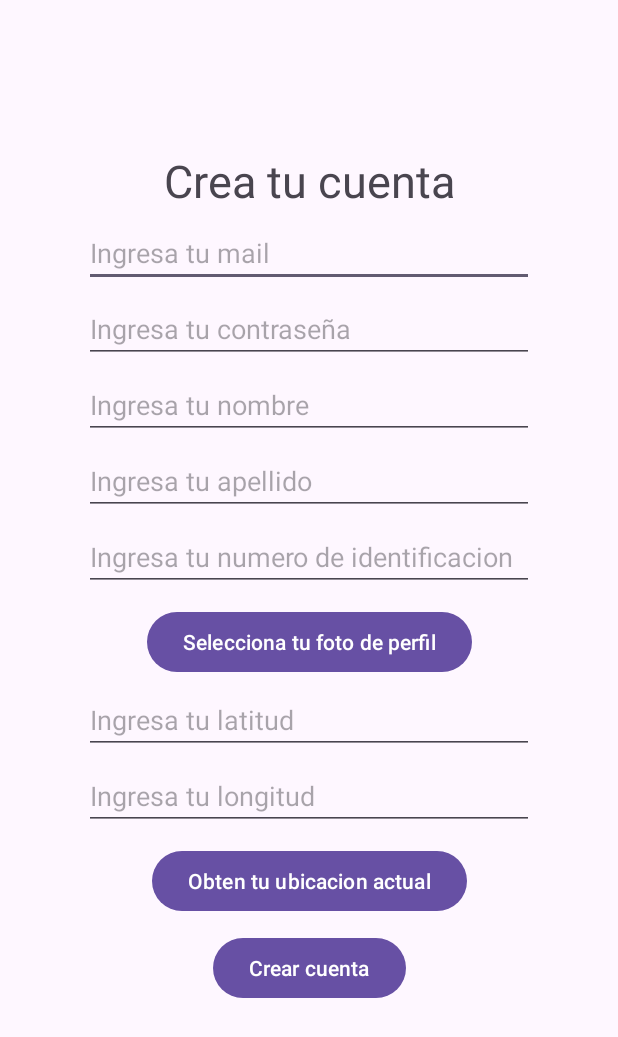
After one commit to RenatoNegrete/taller3-firebase, an Android app: the CrearCuentaActivity screen opened directly, with no data from a screen before it, on a phone screen of 412 x 824 dp. The commit adds this screen. Shown: the top 1037 px of the screen. Run offline under Robolectric (Android 15) with nearby library versions, the phone set to English and light mode, and no system bars; our stand-ins replace Firebase (no records; nobody signed in at launch, a user with empty details on screens opened directly).

Commit message:
iniciar sesion y crear cuenta

```diff
--- /dev/null
+++ b/app/src/main/java/com/example/taller3_firebase/CrearCuentaActivity.kt
@@ -0,0 +1,155 @@
+package com.example.taller3_firebase
+
+import android.content.Intent
+import android.content.pm.PackageManager
+import android.location.Location
+import android.net.Uri
+import android.os.Bundle
+import android.Manifest
+import android.widget.EditText
+import android.widget.Toast
+import androidx.activity.result.contract.ActivityResultContracts
+import androidx.appcompat.app.AppCompatActivity
+import androidx.core.app.ActivityCompat
+import com.example.taller3_firebase.databinding.ActivityCrearCuentaBinding
+import com.google.android.gms.location.FusedLocationProviderClient
+import com.google.android.gms.location.LocationServices
+import com.google.android.gms.maps.model.LatLng
+import com.google.firebase.Firebase
+import com.google.firebase.auth.FirebaseAuth
+import com.google.firebase.auth.auth
+import com.google.firebase.database.FirebaseDatabase
+import java.util.logging.Logger
+import java.util.regex.Matcher
+import java.util.regex.Pattern
+
+class CrearCuentaActivity : AppCompatActivity() {
+    private lateinit var binding: ActivityCrearCuentaBinding
+    private lateinit var mAuth: FirebaseAuth
+    private lateinit var fusedLocationClient: FusedLocationProviderClient
+
+    private val VALID_EMAIL_ADDRESS_REGEX =
+        Pattern.compile("[A-Z0-9._%+-]+@[A-Z0-9.-]+\\.[A-Z]{2,6}$", Pattern.CASE_INSENSITIVE)
+    private val TAG = MainActivity::class.java.name
+    private val logger = Logger.getLogger(TAG)
+
+    lateinit var emailEdit: EditText
+    lateinit var passEdit: EditText
+    lateinit var latEdit: EditText
+    lateinit var longEdit: EditText
+
+    private val LOCATION_PERMISSION_ID = 103
+    var locationPerm = Manifest.permission.ACCESS_FINE_LOCATION
+
+    private val galleryActivityResultLauncher = registerForActivityResult(
+        ActivityResultContracts.StartActivityForResult()) { result ->
+        if (result.resultCode == RESULT_OK) {
+            val imageUri: Uri? = result.data!!.data
+            logger.info("Image loaded successfully")
+        }
+    }
+
+    override fun onCreate(savedInstanceState: Bundle?) {
+        super.onCreate(savedInstanceState)
+        binding = ActivityCrearCuentaBinding.inflate(layoutInflater)
+        setContentView(binding.root)
+
+        val singUpbtn = binding.signUp
+        val imagenbtn = binding.image
+        val ubicacionbtn = binding.ubicacion
+        emailEdit = binding.mail
+        passEdit = binding.password
+        latEdit = binding.latitud
+        longEdit = binding.longitud
+
+        fusedLocationClient = LocationServices.getFusedLocationProviderClient(this)
+        mAuth = Firebase.auth
+
+        imagenbtn.setOnClickListener {
+            val pickGalleryImage = Intent(Intent.ACTION_PICK)
+            pickGalleryImage.type = "image/*"
+            galleryActivityResultLauncher.launch(pickGalleryImage)
+        }
+
+        ubicacionbtn.setOnClickListener {
+            getCurrentLocation()
+        }
+
+        singUpbtn.setOnClickListener {
+            signUp()
+        }
+    }
+
+    private fun signUp() {
+        val email = emailEdit.text.toString()
+        val pass = passEdit.text.toString()
+        val name = binding.name.text.toString()
+        val apellido = binding.lastname.text.toString()
+        val identificacion = binding.idNum.text.toString()
+        val lat = latEdit.text.toString()
+        val long = longEdit.text.toString()
+
+        if (name.isEmpty() || apellido.isEmpty() || identificacion.isEmpty() || lat.isEmpty() || long.isEmpty()) {
+            Toast.makeText(this, "Please fill out all fields", Toast.LENGTH_SHORT).show()
+            return
+        }
+
+        if (!isEmailValid(email)) {
+            Toast.makeText(this@CrearCuentaActivity, "Email is not a valid format", Toast.LENGTH_SHORT).show()
+            return
+        }
+        mAuth.createUserWithEmailAndPassword(email, pass).addOnCompleteListener(this) { task ->
+            if (task.isSuccessful) {
+                val user = mAuth.currentUser
+                val userId = user!!.uid
+                val database = FirebaseDatabase.getInstance().getReference("users")
+                val userInfo = mapOf(
+                    "email" to email,
+                    "name" to name,
+                    "lastname" to apellido,
+                    "identification" to identificacion,
+                    "latitude" to lat,
+                    "longitude" to long,
+                )
+                database.child(userId).setValue(userInfo).addOnCompleteListener {
+                    Toast.makeText(
+                        this@CrearCuentaActivity,
+                        String.format("The user %s is successfully registered", user.email),
+                        Toast.LENGTH_LONG
+                    ).show()
+                    val intent = Intent(this, MainActivity::class.java)
+                    startActivity(intent)
+                }.addOnFailureListener { e ->
+                    Toast.makeText(this@CrearCuentaActivity, e.message, Toast.LENGTH_LONG).show()
+                }
+            }
+        }.addOnFailureListener(this) { e ->
+            Toast.makeText(this@CrearCuentaActivity, e.message, Toast.LENGTH_LONG).show() }
+    }
+
+    private fun isEmailValid(emailStr: String?): Boolean {
+        val matcher: Matcher = VALID_EMAIL_ADDRESS_REGEX.matcher(emailStr)
+        return matcher.find()
+    }
+
+    private fun getCurrentLocation() {
+        if (ActivityCompat.checkSelfPermission(this, Manifest.permission.ACCESS_FINE_LOCATION) != PackageManager.PERMISSION_GRANTED) {
+            ActivityCompat.requestPermissions(this, arrayOf(Manifest.permission.ACCESS_FINE_LOCATION), 1)
+        } else {
+            // Si ya se tienen permisos, obtiene la última ubicación
+            fusedLocationClient.lastLocation.addOnSuccessListener { location: Location? ->
+                if (location != null) {
+                    val userLocation = LatLng(location.latitude, location.longitude)
+                    latEdit.setText(location.latitude.toString())
+                    longEdit.setText(location.longitude.toString())
+                } else {
+                    Toast.makeText(this, "No se pudo obtener la ubicación actual", Toast.LENGTH_SHORT).show()
+                    logger.warning("No se pudo obtener la ubicación actual")
+                }
+            }.addOnFailureListener { e ->
+                Toast.makeText(this, "Error al obtener la ubicación: ${e.message}", Toast.LENGTH_SHORT).show()
+                logger.warning("Error al obtener la ubicación: ${e.message}")
+            }
+        }
+    }
+}
--- /dev/null
+++ b/app/src/main/res/layout/activity_crear_cuenta.xml
@@ -0,0 +1,124 @@
+<?xml version="1.0" encoding="utf-8"?>
+<androidx.constraintlayout.widget.ConstraintLayout xmlns:android="http://schemas.android.com/apk/res/android"
+    xmlns:app="http://schemas.android.com/apk/res-auto"
+    xmlns:tools="http://schemas.android.com/tools"
+    android:id="@+id/main"
+    android:layout_width="match_parent"
+    android:layout_height="match_parent"
+    tools:context=".CrearCuentaActivity">
+
+    <TextView
+        android:id="@+id/text"
+        android:layout_width="wrap_content"
+        android:layout_height="wrap_content"
+        android:text="Crea tu cuenta"
+        app:layout_constraintStart_toStartOf="parent"
+        app:layout_constraintEnd_toEndOf="parent"
+        app:layout_constraintTop_toTopOf="parent"
+        android:layout_marginTop="100dp"
+        android:textSize="30sp"/>
+
+    <EditText
+        android:id="@+id/mail"
+        android:layout_width="300dp"
+        android:layout_height="wrap_content"
+        app:layout_constraintTop_toBottomOf="@+id/text"
+        app:layout_constraintStart_toStartOf="parent"
+        app:layout_constraintEnd_toEndOf="parent"
+        android:layout_marginTop="5dp"
+        android:hint="Ingresa tu mail"/>
+
+    <EditText
+        android:id="@+id/password"
+        android:layout_width="300dp"
+        android:layout_height="wrap_content"
+        app:layout_constraintTop_toBottomOf="@+id/mail"
+        app:layout_constraintStart_toStartOf="parent"
+        app:layout_constraintEnd_toEndOf="parent"
+        android:layout_marginTop="5dp"
+        android:hint="Ingresa tu contraseña"/>
+
+    <EditText
+        android:id="@+id/name"
+        android:layout_width="300dp"
+        android:layout_height="wrap_content"
+        app:layout_constraintTop_toBottomOf="@+id/password"
+        app:layout_constraintStart_toStartOf="parent"
+        app:layout_constraintEnd_toEndOf="parent"
+        android:layout_marginTop="5dp"
+        android:hint="Ingresa tu nombre"/>
+
+    <EditText
+        android:id="@+id/lastname"
+        android:layout_width="300dp"
+        android:layout_height="wrap_content"
+        app:layout_constraintTop_toBottomOf="@+id/name"
+        app:layout_constraintStart_toStartOf="parent"
+        app:layout_constraintEnd_toEndOf="parent"
+        android:layout_marginTop="5dp"
+        android:hint="Ingresa tu apellido"/>
+
+    <EditText
+        android:id="@+id/id_num"
+        android:layout_width="300dp"
+        android:layout_height="wrap_content"
+        app:layout_constraintTop_toBottomOf="@+id/lastname"
+        app:layout_constraintStart_toStartOf="parent"
+        app:layout_constraintEnd_toEndOf="parent"
+        android:layout_marginTop="5dp"
+        android:hint="Ingresa tu numero de identificacion"
+        android:inputType="number"/>
+
+    <Button
+        android:id="@+id/image"
+        android:layout_width="wrap_content"
+        android:layout_height="wrap_content"
+        app:layout_constraintStart_toStartOf="parent"
+        app:layout_constraintEnd_toEndOf="parent"
+        android:layout_marginTop="10dp"
+        app:layout_constraintTop_toBottomOf="@+id/id_num"
+        android:text="Selecciona tu foto de perfil"/>
+
+    <EditText
+        android:id="@+id/latitud"
+        android:layout_width="300dp"
+        android:layout_height="wrap_content"
+        app:layout_constraintTop_toBottomOf="@+id/image"
+        app:layout_constraintStart_toStartOf="parent"
+        app:layout_constraintEnd_toEndOf="parent"
+        android:layout_marginTop="5dp"
+        android:hint="Ingresa tu latitud"
+        android:inputType="number"/>
+
+    <EditText
+        android:id="@+id/longitud"
+        android:layout_width="300dp"
+        android:layout_height="wrap_content"
+        app:layout_constraintTop_toBottomOf="@+id/latitud"
+        app:layout_constraintStart_toStartOf="parent"
+        app:layout_constraintEnd_toEndOf="parent"
+        android:layout_marginTop="5dp"
+        android:hint="Ingresa tu longitud"
+        android:inputType="number"/>
+
+    <Button
+        android:id="@+id/ubicacion"
+        android:layout_width="wrap_content"
+        android:layout_height="wrap_content"
+        app:layout_constraintStart_toStartOf="parent"
+        app:layout_constraintEnd_toEndOf="parent"
+        android:layout_marginTop="10dp"
+        app:layout_constraintTop_toBottomOf="@+id/longitud"
+        android:text="Obten tu ubicacion actual"/>
+
+    <Button
+        android:id="@+id/signUp"
+        android:layout_width="wrap_content"
+        android:layout_height="wrap_content"
+        app:layout_constraintStart_toStartOf="parent"
+        app:layout_constraintEnd_toEndOf="parent"
+        android:layout_marginTop="10dp"
+        app:layout_constraintTop_toBottomOf="@+id/ubicacion"
+        android:text="Crear cuenta"/>
+
+</androidx.constraintlayout.widget.ConstraintLayout>
--- a/build.gradle.kts
+++ b/build.gradle.kts
@@ -2,4 +2,5 @@
 plugins {
     alias(libs.plugins.android.application) apply false
     alias(libs.plugins.jetbrains.kotlin.android) apply false
+    alias(libs.plugins.google.gms.google.services) apply false
 }
```
Also changed, not shown: app/build.gradle.kts (+7 -2 lines), app/src/main/AndroidManifest.xml (+10 -0 lines), app/src/main/java/com/example/taller3_firebase/HomeActivity.kt (added, +20 -0 lines), app/src/main/java/com/example/taller3_firebase/MainActivity.kt (+112 -9 lines), app/src/main/res/layout/activity_home.xml (added, +10 -0 lines), app/src/main/res/layout/activity_main.xml (+10 -2 lines), gradle/libs.versions.toml (+10 -0 lines), 1 other file.
